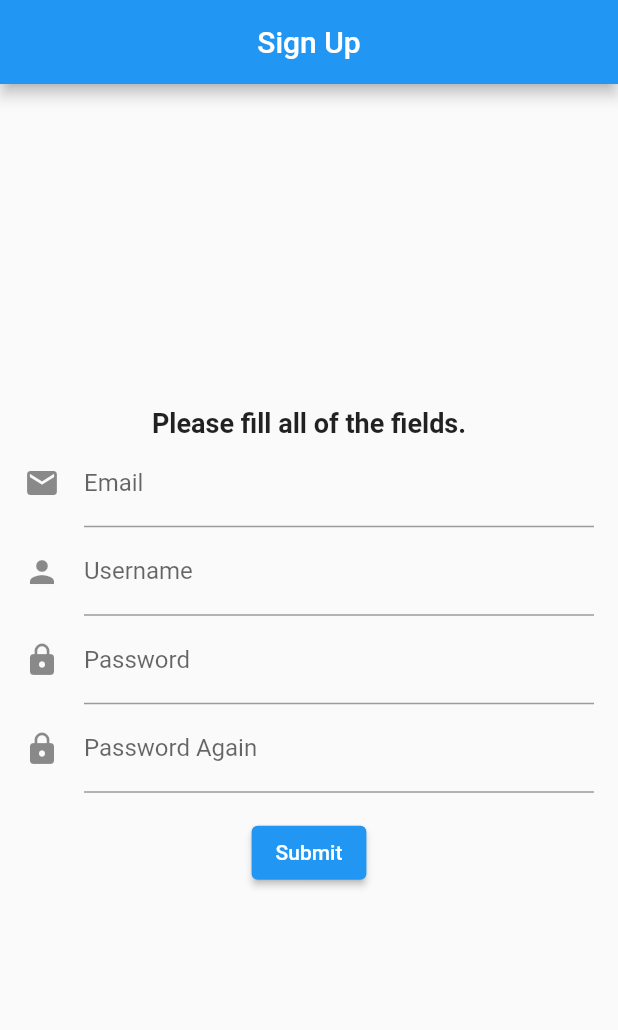
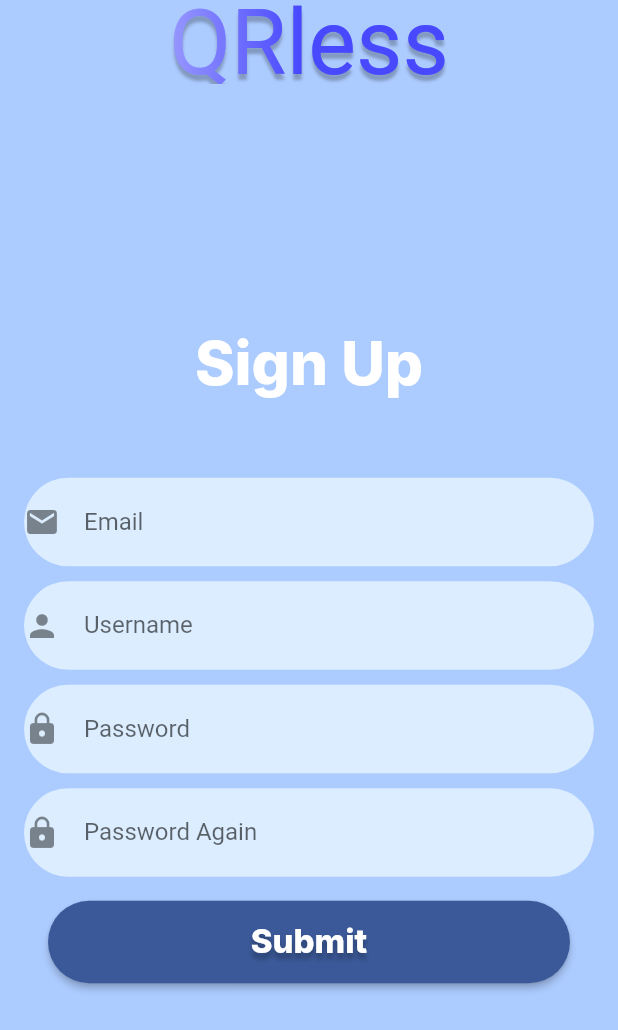
Before and after one commit to windysidee/qrless-frontend, a Flutter app: the screen it shows after launch, after a tap on "Sign Up", on a phone screen of 412 x 824 dp. Shown: the top 1030 px of the screen. Run offline on Flutter 3.47's test engine with Material 2 defaults, Android fonts, the phone set to English and light mode, and no system bars; our stand-ins replace camera; Roboto replaces fonts that are missing (Bruno Ace SC, Inter).

Commit message:
Frontsal değişiklikler

```diff
--- a/lib/login/LoginView.dart
+++ b/lib/login/LoginView.dart
@@ -1,8 +1,9 @@
 import 'package:flutter/material.dart';
-import 'package:flutter_qrless/signin/SignUpView.dart';
-import 'package:flutter_qrless/main/MainPageView.dart';
+import 'dart:ui';
 
 class LoginView extends StatefulWidget {
+  LoginView({Key? key}) : super(key: key);
+
   @override
   _LoginViewState createState() => _LoginViewState();
 }
@@ -11,17 +12,42 @@ class _LoginViewState extends State<LoginView> {
   final _formKey = GlobalKey<FormState>();
   final _usernameController = TextEditingController();
   final _passwordController = TextEditingController();
-
-  late String _username;
-  late String _password;
+  String _username = "";
+  String _password = "";
 
   @override
   Widget build(BuildContext context) {
+    Shader textGradient = LinearGradient(
+      colors: <Color>[
+        Color.fromARGB(255, 255, 255, 255),
+        Color.fromARGB(255, 72, 72, 255)
+      ],
+    ).createShader(Rect.fromLTWH(0.0, 0.0, 200.0, 70.0));
     return Scaffold(
+      backgroundColor: Color(0xFFACCBFF),
       appBar: AppBar(
         automaticallyImplyLeading: false,
-        title: const Center(
-          child: Text('QRless')),
+        title: Center(
+          child: Text(
+            'QRless',
+            style: TextStyle(
+              fontSize: 60.0,
+              shadows: [
+                Shadow(
+                  color: Colors.black.withOpacity(0.25),
+                  offset: Offset(0, 4),
+                  blurRadius: 2,
+                ),
+              ],
+              fontFamily: 'Bruno Ace SC',
+              fontStyle: FontStyle.normal,
+              fontWeight: FontWeight.w400,
+              foreground: Paint()..shader = textGradient,
+            ),
+          ),
+        ),
+        backgroundColor: Colors.transparent,
+        elevation: 0,
       ),
       body: Center(
         child: Padding(
@@ -31,12 +57,32 @@ class _LoginViewState extends State<LoginView> {
             child: Column(
               mainAxisAlignment: MainAxisAlignment.center,
               children: <Widget>[
-                TextFormField(
+                SizedBox(height: 70.0), // Spacing
+                const Text(
+                  'Login',
+                  style: TextStyle(
+                    color: Color(0xFFF4FAFF),
+                    fontSize: 40.0,
+                    fontFamily: 'Inter',
+                    fontWeight: FontWeight.w800,
+                    height: 1.5,
+                  ),
+                ),
+
+                SizedBox(height: 30.0),
+
+                Container(
+                  decoration: BoxDecoration(
+                    color: Color(0xFFDBEDFF),
+                    borderRadius: BorderRadius.circular(30.0),
+                  ),
+                  child: TextFormField(
                     controller: _usernameController,
                     decoration: const InputDecoration(
                       icon: Icon(Icons.person),
                       hintText: 'Enter your username',
                       labelText: 'Username',
+                      border: InputBorder.none,
                     ),
                     validator: (value) {
                       if (value == null || value.isEmpty) {
@@ -45,12 +91,22 @@ class _LoginViewState extends State<LoginView> {
                       return null;
                     },
                   ),
-                TextFormField(
+                ),
+
+                SizedBox(height: 20.0),
+
+                Container(
+                  decoration: BoxDecoration(
+                    color: Color(0xFFDBEDFF),
+                    borderRadius: BorderRadius.circular(30.0),
+                  ),
+                  child: TextFormField(
                     controller: _passwordController,
                     decoration: const InputDecoration(
                       icon: Icon(Icons.lock),
                       hintText: 'Enter your password',
                       labelText: 'Password',
+                      border: InputBorder.none,
                     ),
                     validator: (value) {
                       if (value == null || value.isEmpty) {
@@ -60,24 +116,51 @@ class _LoginViewState extends State<LoginView> {
                     },
                     obscureText: true,
                   ),
+                ),
+
+                SizedBox(height: 30.0),
+
                 ElevatedButton(
-                  onPressed: (){
-                    //Gelen response 200'se main page'e gönder yoksa error.
-                    Navigator.pushNamed(context,'/MainPage');
+                  onPressed: () {
+                    Navigator.pushNamed(context, '/MainPage');
                     _username = _usernameController.text;
                     _password = _passwordController.text;
                   },
-                   child: const Text('Submit'),
+                  child: Text(
+                    'Submit',
+                    style: TextStyle(
+                      color: Colors.white,
+                      fontSize: 22.0,
+                      fontWeight: FontWeight.w800, // Extra bold
+                      fontStyle: FontStyle.normal,
+                      fontFamily: 'Inter',
+                      shadows: [
+                        Shadow(
+                          color: Color.fromRGBO(0, 0, 0, 0.25),
+                          offset: Offset(0, 4),
+                          blurRadius: 4,
                         ),
-                TextButton(
-                  onPressed: (){
+                      ],
+                    ),
+                  ),
+                  style: ElevatedButton.styleFrom(
+                    primary: Color(0xFF3B5998), // Background color
+                    shape: RoundedRectangleBorder(
+                      borderRadius:
+                          BorderRadius.circular(30.0), // Border radius
+                    ),
+                    minimumSize: Size(387, 55),
+                  ),
+                ),
+                ElevatedButton(
+                  onPressed: () {
                     Navigator.pushNamed(context, '/SignIn');
-
                   },
-                  child: const Text(
-                    "Sign Up",
-                    style: TextStyle(
-                      decoration: TextDecoration.underline,
+                  child: const Text('Sign Up'),
+                  style: ElevatedButton.styleFrom(
+                    primary: Color(0xFF3B5998),
+                    shape: RoundedRectangleBorder(
+                      borderRadius: BorderRadius.circular(30.0),
                     ),
                   ),
                 ),
@@ -88,12 +171,4 @@ class _LoginViewState extends State<LoginView> {
       ),
     );
   }
-
-  //Controller yazacaksan dispose et, imha et.
-  @override
-  void dispose(){
-    super.dispose();
-    _usernameController.dispose();
-    _passwordController.dispose();
 }
-}
--- a/lib/signin/SignUpView.dart
+++ b/lib/signin/SignUpView.dart
@@ -1,14 +1,15 @@
 import 'package:flutter/material.dart';
 import 'package:http/http.dart' as http;
+import 'dart:ui';
 
 Uri uri = Uri.parse('https://192.168.1.37:3000/api');
 
-class SignUpView extends StatefulWidget{
+class SignUpView extends StatefulWidget {
   @override
-  _SignUpViewState createState() =>  _SignUpViewState();
+  _SignUpViewState createState() => _SignUpViewState();
+}
 
-}
-class _SignUpViewState extends State<SignUpView>{
+class _SignUpViewState extends State<SignUpView> {
   //Key'e çok takılma nolduğunu ben de anlamadım
   final _formKey = GlobalKey<FormState>();
   //Input handling, fazla bilgi için üstüne gel oku
@@ -26,12 +27,37 @@ class _SignUpViewState extends State<SignUpView>{
   //children : <Obje Türü> [buraya da çocuklar].
   @override
   Widget build(BuildContext context) {
+    Shader textGradient = LinearGradient(
+      colors: <Color>[
+        Color.fromARGB(255, 255, 255, 255),
+        Color.fromARGB(255, 72, 72, 255)
+      ],
+    ).createShader(Rect.fromLTWH(0.0, 0.0, 200.0, 70.0));
     return Scaffold(
+      backgroundColor: Color(0xFFACCBFF),
       appBar: AppBar(
         automaticallyImplyLeading: false,
-        title: const Center(
-          child:  Text('Sign Up'),
+        title: Center(
+          child: Text(
+            'QRless',
+            style: TextStyle(
+              fontSize: 60.0,
+              shadows: [
+                Shadow(
+                  color: Colors.black.withOpacity(0.25),
+                  offset: Offset(0, 4),
+                  blurRadius: 2,
                 ),
+              ],
+              fontFamily: 'Bruno Ace SC',
+              fontStyle: FontStyle.normal,
+              fontWeight: FontWeight.w400,
+              foreground: Paint()..shader = textGradient,
+            ),
+          ),
+        ),
+        backgroundColor: Colors.transparent,
+        elevation: 0,
       ),
       body: Center(
         child: Padding(
@@ -42,84 +68,150 @@ class _SignUpViewState extends State<SignUpView>{
               mainAxisAlignment: MainAxisAlignment.center,
               children: <Widget>[
                 const Text(
-                  'Please fill all of the fields.',
+                  'Sign Up',
                   style: TextStyle(
-                    fontWeight: FontWeight.bold,
-                    fontSize: 18,
+                    color: Color.fromARGB(255, 255, 255, 255),
+                    fontSize: 40.0,
+                    fontFamily: 'Inter',
+                    fontWeight: FontWeight.w800,
+                    height: 1.5,
                   ),
                 ),
 
-                TextFormField(
+                SizedBox(height: 50.0),
+
+                Container(
+                  decoration: BoxDecoration(
+                    color: Color(0xFFDBEDFF),
+                    borderRadius: BorderRadius.circular(30.0),
+                  ),
+                  child: TextFormField(
                     controller: _emailController,
                     decoration: const InputDecoration(
-                      //Aga icon olayı baya iyi Icons classında her bok var.
-                      icon:Icon(Icons.mail),
+                      icon: Icon(Icons.email),
+                      hintText: 'Enter your email',
                       labelText: 'Email',
-                      hintText: 'Enter your email',
+                      border: InputBorder.none,
                     ),
-                    validator: (value){
-                      if(value==null||value.isEmpty){
-                        return 'Email field can not be empty !';
+                    validator: (value) {
+                      if (value == null || value.isEmpty) {
+                        return 'Please enter your email';
                       }
                       return null;
                     },
                   ),
-                TextFormField(
+                ),
+
+                SizedBox(height: 10.0),
+
+                Container(
+                  decoration: BoxDecoration(
+                    color: Color(0xFFDBEDFF),
+                    borderRadius: BorderRadius.circular(30.0),
+                  ),
+                  child: TextFormField(
                     controller: _usernameController,
                     decoration: const InputDecoration(
-                      icon:Icon(Icons.person),
+                      icon: Icon(Icons.person),
+                      hintText: 'Enter your username',
                       labelText: 'Username',
-                      hintText: 'Enter your username',
+                      border: InputBorder.none,
                     ),
-                    validator: (value){
-                      if(value==null||value.isEmpty){
-                        return 'Username field can not be empty';
+                    validator: (value) {
+                      if (value == null || value.isEmpty) {
+                        return 'Please enter your username';
                       }
                       return null;
                     },
+                  ),
+                ),
 
+                SizedBox(height: 10.0),
+
+                Container(
+                  decoration: BoxDecoration(
+                    color: Color(0xFFDBEDFF),
+                    borderRadius: BorderRadius.circular(30.0),
                   ),
-                TextFormField(
+                  child: TextFormField(
                     controller: _passwordController,
                     decoration: const InputDecoration(
-                      icon:Icon(Icons.lock),
+                      icon: Icon(Icons.lock),
+                      hintText: 'Enter your password',
                       labelText: 'Password',
-                      hintText: 'Enter your password'
+                      border: InputBorder.none,
                     ),
-                    validator: (value){
-                      if(value==null||value.isEmpty){
-                        return 'Password field can not be empty!';
+                    validator: (value) {
+                      if (value == null || value.isEmpty) {
+                        return 'Please enter your password';
                       }
                       return null;
                     },
+                    obscureText: true,
+                  ),
+                ),
 
+                SizedBox(height: 10.0),
+
+                Container(
+                  decoration: BoxDecoration(
+                    color: Color(0xFFDBEDFF),
+                    borderRadius: BorderRadius.circular(30.0),
                   ),
-                TextFormField(
+                  child: TextFormField(
                     controller: _passwordController,
                     decoration: const InputDecoration(
-                      icon:Icon(Icons.lock),
+                      icon: Icon(Icons.lock),
+                      hintText: 'Please enter your password again',
                       labelText: 'Password Again',
-                      hintText: 'Enter your password again'
+                      border: InputBorder.none,
                     ),
-                    validator: (value){
-                      if(value==null||value.isEmpty){
-                        return 'Password field can not be empty!';
+                    validator: (value) {
+                      if (value == null || value.isEmpty) {
+                        return 'Please enter your password again';
                       }
                       return null;
                     },
+                    obscureText: true,
+                  ),
+                ),
 
-                ),
                 //Submit butonu ayarlamaç
                 Padding(
                   padding: const EdgeInsets.all(16.0),
-                  child:ElevatedButton(
-                  onPressed:() {
-                    if(_emailController.text.isNotEmpty && _passwordController.text.isNotEmpty && _usernameController.text.isNotEmpty){
+                  child: ElevatedButton(
+                    onPressed: () {
+                      if (_emailController.text.isNotEmpty &&
+                          _passwordController.text.isNotEmpty &&
+                          _usernameController.text.isNotEmpty) {
                         sendPostRequest();
                       }
-
                     },
-                  child: const Text("Submit"),
+                    child: Text(
+                      'Submit',
+                      style: TextStyle(
+                        color: Colors.white,
+                        fontSize: 22.0,
+                        fontWeight: FontWeight.w800, // Extra bold
+                        fontStyle: FontStyle.normal,
+                        fontFamily: 'Inter',
+                        shadows: [
+                          Shadow(
+                            color: Color.fromRGBO(0, 0, 0, 0.25),
+                            offset: Offset(0, 4),
+                            blurRadius: 4,
+                          ),
+                        ],
+                      ),
+                    ),
+                    style: ElevatedButton.styleFrom(
+                      primary: Color(0xFF3B5998), // Background color
+                      shape: RoundedRectangleBorder(
+                        borderRadius:
+                            BorderRadius.circular(30.0), // Border radius
+                      ),
+                      minimumSize: Size(387, 55),
+                    ),
                   ),
                 ),
               ],
@@ -128,11 +220,11 @@ class _SignUpViewState extends State<SignUpView>{
         ),
       ),
     );
+  }
 
-  }
   //Controller'ları dispose etmek gerekiyor.Garbage collector yok galiba.
   @override
-  void dispose(){
+  void dispose() {
     super.dispose();
     _emailController.dispose();
     _usernameController.dispose();
@@ -141,7 +233,8 @@ class _SignUpViewState extends State<SignUpView>{
 
 //Kullanıcı adı şifre postlanması, DENENMEDİ
   Future<void> sendPostRequest() async {
-  String jsonString = '{"name": "$username", "email": "$email", "password: "$password"}';
+    String jsonString =
+        '{"name": "$username", "email": "$email", "password: "$password"}';
 
     try {
       final response = await http.post(
```
Lines whose indentation alone changed are shown as unchanged.
